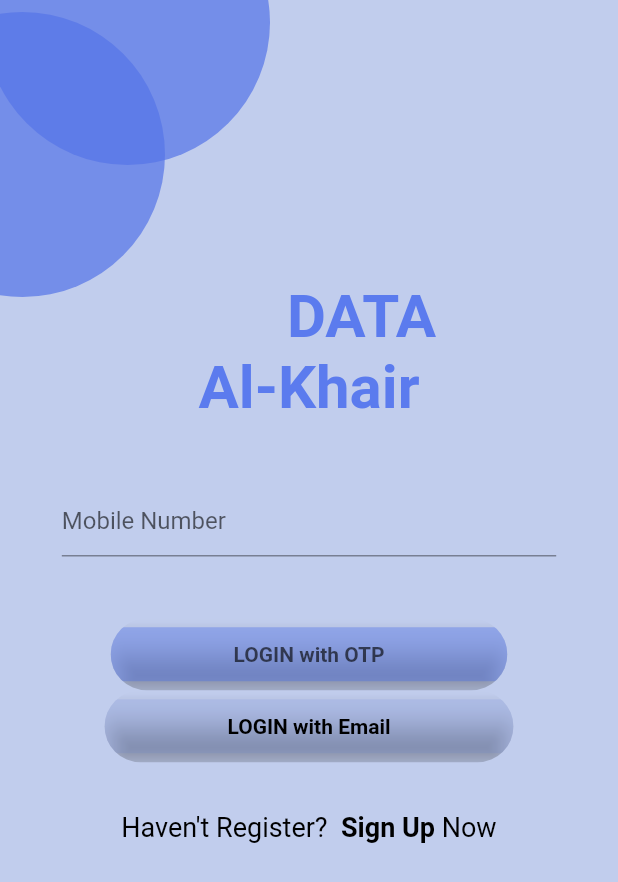
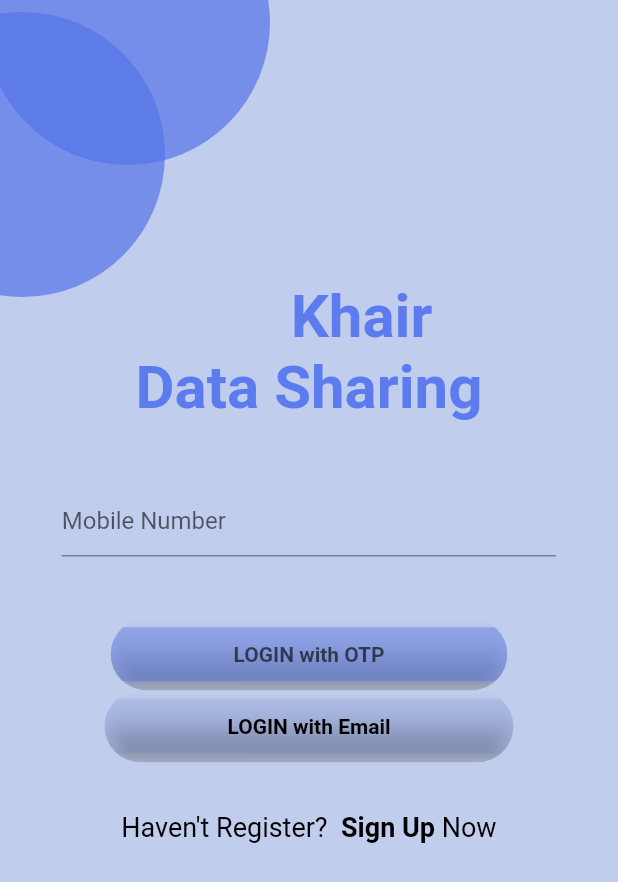
Before and after one commit to bakhadher852/Date_Alkhair_FYP, a Flutter app: the screen it shows after launch, on a phone screen of 412 x 824 dp. Shown: the top 882 px of the screen. Run offline on Flutter 3.47's test engine with Material 2 defaults, Android fonts, the phone set to English and light mode, and no system bars; our stand-ins replace image_picker.

Commit message:
change title

```diff
--- a/lib/main.dart
+++ b/lib/main.dart
@@ -29,7 +29,7 @@ class MyApp extends StatelessWidget {
       create: (context) => Persons(),
       child: MaterialApp(
         debugShowCheckedModeBanner: false,
-        title: 'Data Al Khair ',
+        title: 'Khair Data sharing',
         theme: ThemeData(
           iconTheme: IconThemeData(size: 30, color: Colors.white70),
           textTheme: TextTheme(
--- a/lib/screen/Home_page.dart
+++ b/lib/screen/Home_page.dart
@@ -46,7 +46,7 @@ class _HomePageState extends State<HomePage> {
                           Padding(
                             padding: EdgeInsets.only(bottom: 15),
                             child: Text(
-                              'Welcome $UserName \n in Data Al-Khair',
+                              'Welcome $UserName \n in Khair Data Sharing',
                               textAlign: TextAlign.center,
                               style: TextStyle(
                                 fontSize: 25,
--- a/lib/screen/login.dart
+++ b/lib/screen/login.dart
@@ -44,9 +44,9 @@ class _LoginState extends State<Login> {
                   ),
                   Padding(
                     padding: EdgeInsets.only(left: width * 0.17),
-                    child: buildTitleText('DATA'),
+                    child: buildTitleText('Khair'),
                   ),
-                  buildTitleText('Al-Khair'),
+                  buildTitleText('Data Sharing'),
                   Padding(
                     padding: EdgeInsets.all(width * 0.10),
                     child: const TextField(
```
